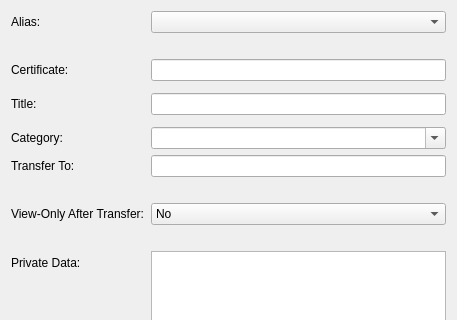
Before: the Qt Designer form src/qt/forms/editcertdialog.ui in blockchaindevelopers/DynamicX, drawn with Qt 5; both pictures show x 0 to 457 and y 0 to 320 of the 457 by 640 pixel window.
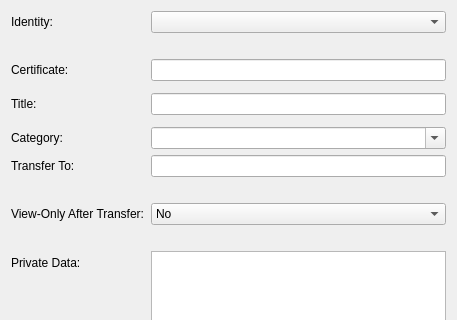
After: the same form once the commit is applied.

The edit to the form file:
```diff
--- a/src/qt/forms/editcertdialog.ui
+++ b/src/qt/forms/editcertdialog.ui
@@ -22,7 +22,7 @@
      <item row="0" column="0">
       <widget class="QLabel" name="label">
        <property name="text">
-        <string>Alias:</string>
+        <string>Identity:</string>
        </property>
       </widget>
      </item>
```
Left out of the diff: 4 changed lines with no effect on the pictures.
